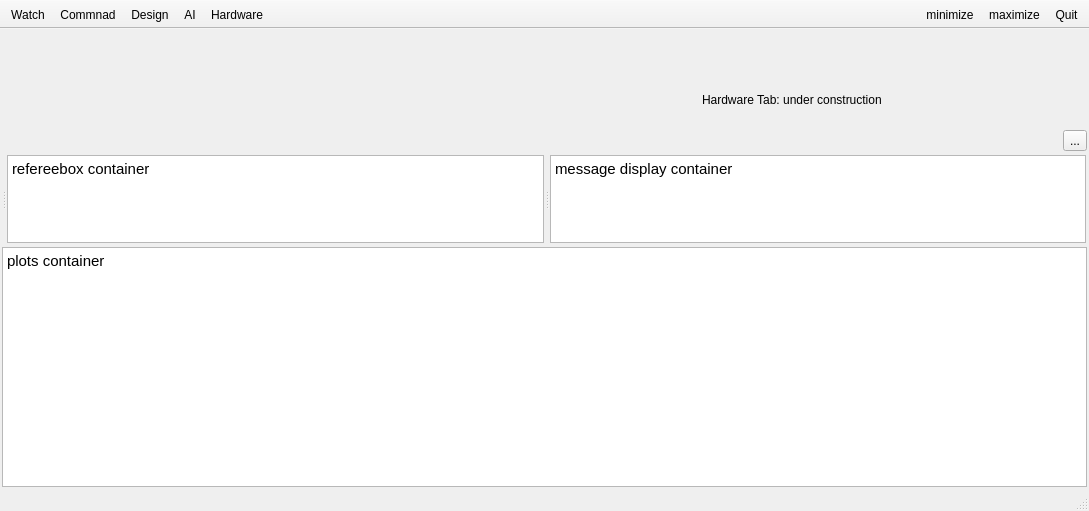
Before: the Qt Designer form TeamManager/mainwindow.ui in amiryanj/cyrus_ssl, drawn with Qt 5.
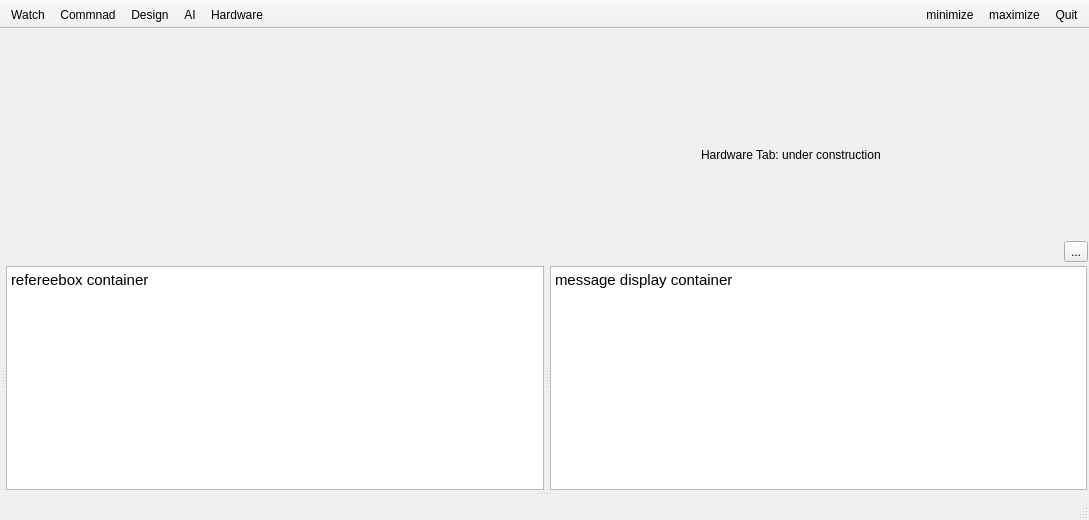
After: the same form once the commit is applied. Icons and pictures are not drawn.

Diff of the .ui file:
```diff
--- a/TeamManager/mainwindow.ui
+++ b/TeamManager/mainwindow.ui
@@ -7,7 +7,7 @@
     <x>0</x>
     <y>0</y>
     <width>1089</width>
-    <height>472</height>
+    <height>520</height>
    </rect>
   </property>
   <property name="windowTitle">
@@ -17,12 +17,12 @@
    <enum>QTabWidget::Rounded</enum>
   </property>
   <widget class="QWidget" name="centralWidget">
-   <layout class="QVBoxLayout" name="verticalLayout_6" stretch="1,4,1">
+   <layout class="QVBoxLayout" name="verticalLayout_6">
     <property name="spacing">
      <number>1</number>
     </property>
     <property name="margin">
-     <number>1</number>
+     <number>0</number>
     </property>
     <item>
      <widget class="QWidget" name="outerMainToolContainerWg" native="true">
@@ -882,6 +882,10 @@
      </widget>
     </item>
     <item>
+     <widget class="QSplitter" name="splitter_1">
+      <property name="orientation">
+       <enum>Qt::Vertical</enum>
+      </property>
      <widget class="QStackedWidget" name="mainWidgetsSW">
       <property name="currentIndex">
        <number>0</number>
@@ -895,7 +899,7 @@
          <number>1</number>
         </property>
         <item>
-         <widget class="QSplitter" name="field_referee_message_Splitter">
+          <widget class="QSplitter" name="splitter_2">
           <property name="orientation">
            <enum>Qt::Horizontal</enum>
           </property>
@@ -1047,31 +1051,13 @@
        </layout>
       </widget>
      </widget>
-    </item>
-    <item>
      <widget class="QWidget" name="plotsContainerWg" native="true">
       <layout class="QHBoxLayout" name="plotterLayout">
        <property name="margin">
         <number>1</number>
        </property>
-       <item>
-        <widget class="QTextEdit" name="testTextEdit_2">
-         <property name="minimumSize">
-          <size>
-           <width>0</width>
-           <height>240</height>
-          </size>
-         </property>
-         <property name="html">
-          <string>&lt;!DOCTYPE HTML PUBLIC &quot;-//W3C//DTD HTML 4.0//EN&quot; &quot;http://www.w3.org/TR/REC-html40/strict.dtd&quot;&gt;
-&lt;html&gt;&lt;head&gt;&lt;meta name=&quot;qrichtext&quot; content=&quot;1&quot; /&gt;&lt;style type=&quot;text/css&quot;&gt;
-p, li { white-space: pre-wrap; }
-&lt;/style&gt;&lt;/head&gt;&lt;body style=&quot; font-family:'Cantarell'; font-size:11pt; font-weight:400; font-style:normal;&quot;&gt;
-&lt;p style=&quot; margin-top:0px; margin-bottom:0px; margin-left:0px; margin-right:0px; -qt-block-indent:0; text-indent:0px;&quot;&gt;&lt;span style=&quot; font-family:'Ubuntu';&quot;&gt;plots container&lt;/span&gt;&lt;/p&gt;&lt;/body&gt;&lt;/html&gt;</string>
-         </property>
-        </widget>
-       </item>
-      </layout>
+       </layout>
+      </widget>
      </widget>
     </item>
    </layout>
```
Lines whose indentation alone changed are shown as unchanged.
